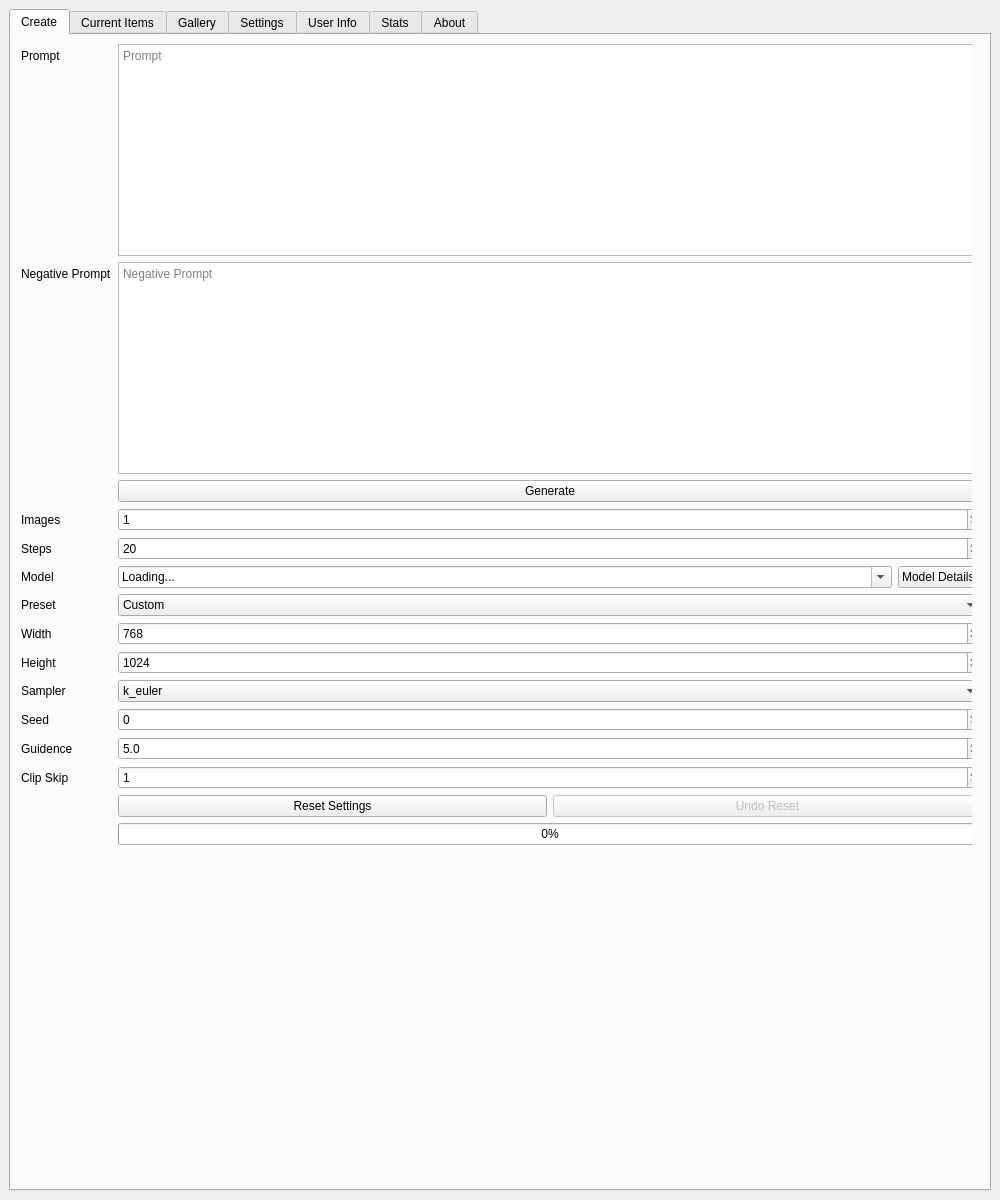
Above: QTProj/QtHorde/form.ui from Unit1208/HordeQT before the change. Below: the same form after it.
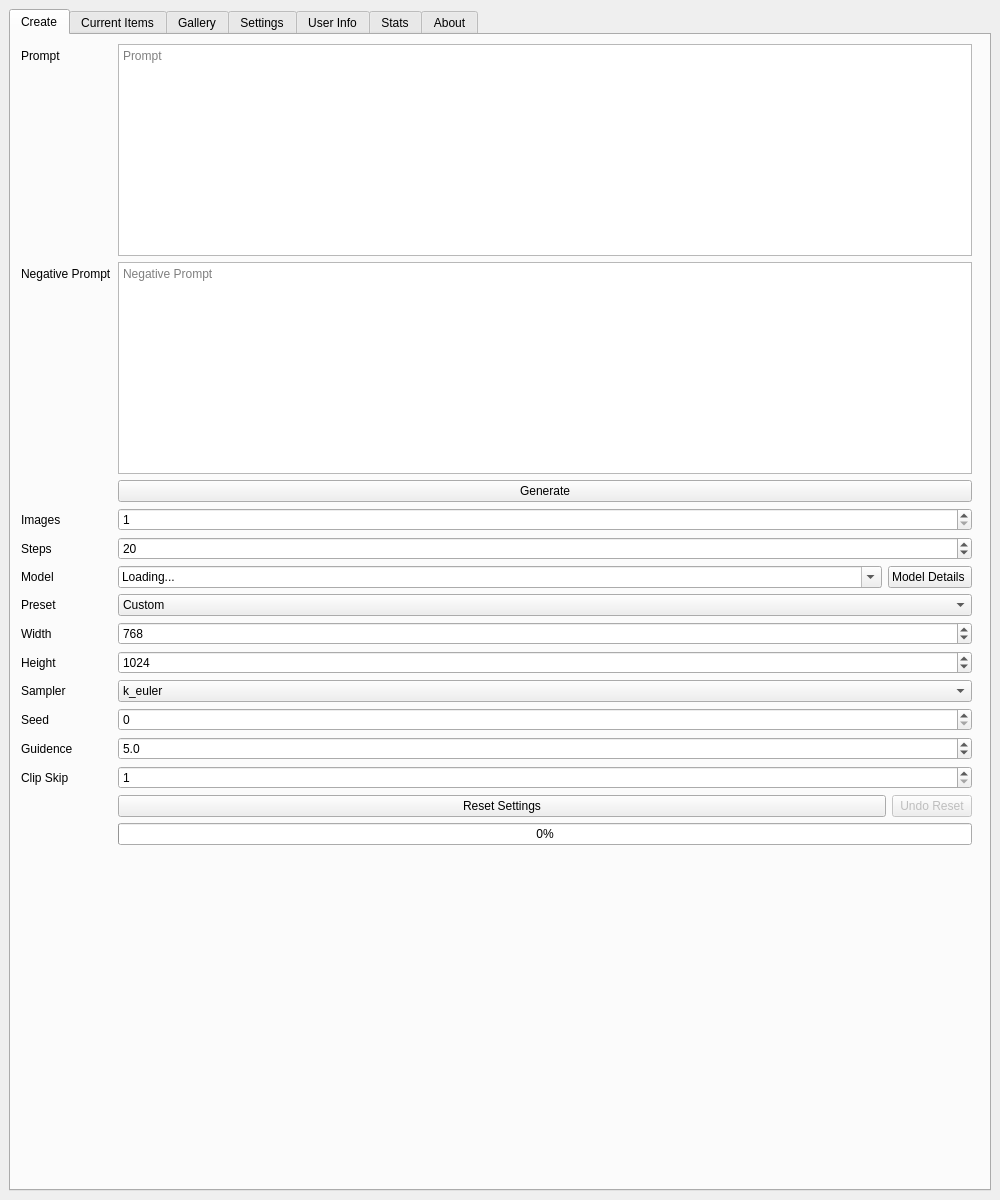
That is the form after the change. Icons and pictures are not drawn.

Commit message: Formatting and icons

The edit to the form file:
```diff
--- a/QTProj/QtHorde/form.ui
+++ b/QTProj/QtHorde/form.ui
@@ -62,7 +62,7 @@
           <rect>
            <x>10</x>
            <y>9</y>
-           <width>961</width>
+           <width>951</width>
            <height>801</height>
           </rect>
          </property>
@@ -486,6 +486,12 @@
            <layout class="QHBoxLayout" name="horizontalLayout_5">
             <item>
              <widget class="QPushButton" name="resetSettingsButton">
+              <property name="sizePolicy">
+               <sizepolicy hsizetype="MinimumExpanding" vsizetype="Fixed">
+                <horstretch>0</horstretch>
+                <verstretch>0</verstretch>
+               </sizepolicy>
+              </property>
               <property name="text">
                <string>Reset Settings</string>
               </property>
@@ -496,6 +502,12 @@
               <property name="enabled">
                <bool>false</bool>
               </property>
+              <property name="sizePolicy">
+               <sizepolicy hsizetype="Maximum" vsizetype="Fixed">
+                <horstretch>0</horstretch>
+                <verstretch>0</verstretch>
+               </sizepolicy>
+              </property>
               <property name="text">
                <string>Undo Reset</string>
               </property>
```
Left out of the diff: 6 changed lines with no effect on the pictures. The commit also changes 2 other files.
